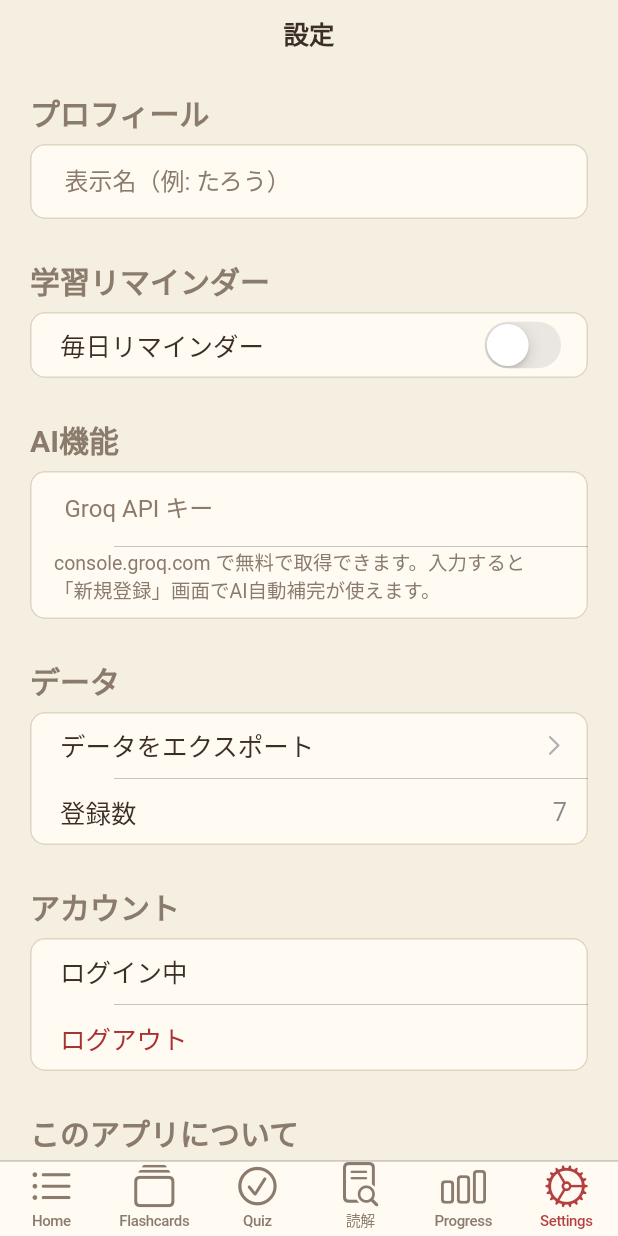
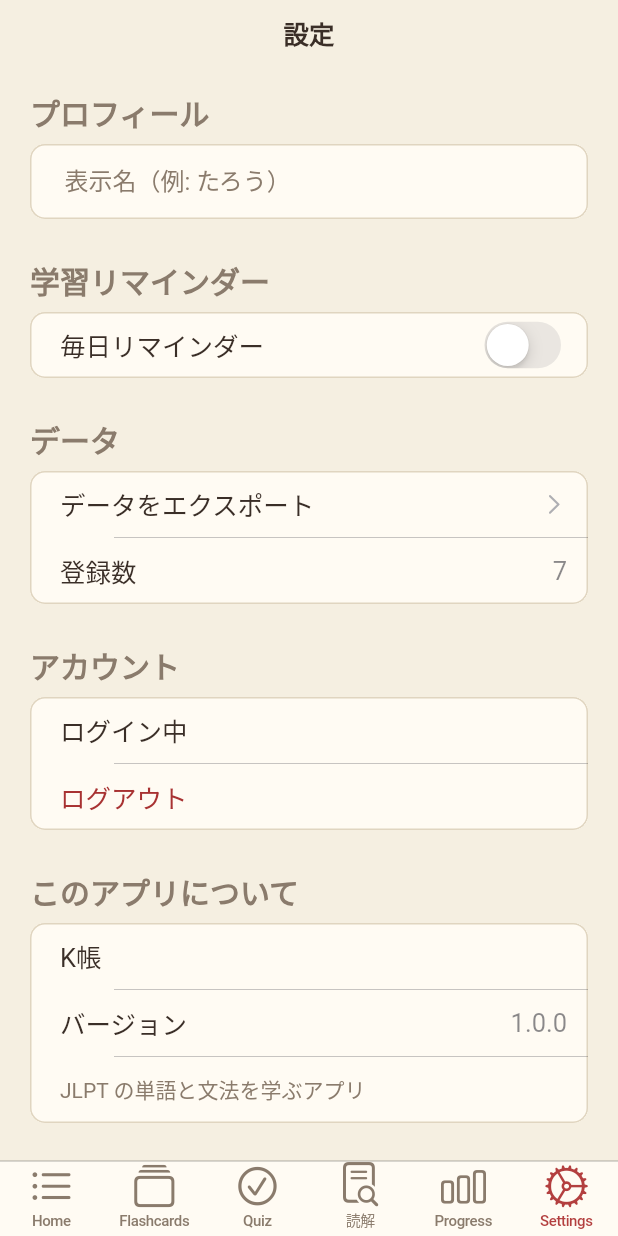
Before and after one commit to kd1453467-debug/kcho, a Flutter app: the screen it shows once a user with an empty profile is signed in, item 6 of the bottom bar chosen, on a phone screen of 412 x 824 dp. Run offline on Flutter 3.47's test engine with Material 3 defaults, Android fonts, the phone set to English and light mode, and no system bars; our stand-ins replace firebase_auth, firebase_core, flutter_local_notifications, flutter_timezone, hive, hive_flutter and 3 more; accounts and stored records are empty; statements that could not run were skipped.

Commit message:
Remove per-user Groq API key setting; always use the build-time key
The Settings screen's "AI機能" section (manual API key entry) is gone.
AI features now always use the key baked in via --dart-define at
build time (local dev) or the GitHub Actions secret (web deploy) — see
the updated README for both. Missing a build-time key now surfaces as
a clear "AI機能は現在利用できません" error instead of asking the user
to find and paste their own key.

Co-Authored-By: Claude Sonnet 5 <noreply@anthropic.com>

```diff
--- a/lib/screens/settings_screen.dart
+++ b/lib/screens/settings_screen.dart
@@ -22,9 +22,7 @@ class SettingsScreen extends StatefulWidget {
 class _SettingsScreenState extends State<SettingsScreen> {
   final _settingsStore = SettingsStore();
   final _nameController = TextEditingController();
-  final _groqKeyController = TextEditingController();
   Timer? _nameSaveTimer;
-  Timer? _groqKeySaveTimer;
 
   bool _loading = true;
   String _displayName = '';
@@ -42,7 +40,6 @@ class _SettingsScreenState extends State<SettingsScreen> {
     final name = await _settingsStore.getDisplayName();
     final enabled = await _settingsStore.getReminderEnabled();
     final (hour, minute) = await _settingsStore.getReminderTime();
-    final groqKey = await _settingsStore.getStoredGroqApiKey();
     if (!mounted) return;
     setState(() {
       _displayName = name;
@@ -50,7 +47,6 @@ class _SettingsScreenState extends State<SettingsScreen> {
       _reminderEnabled = enabled;
       _reminderHour = hour;
       _reminderMinute = minute;
-      _groqKeyController.text = groqKey;
       _loading = false;
     });
   }
@@ -58,9 +54,7 @@ class _SettingsScreenState extends State<SettingsScreen> {
   @override
   void dispose() {
     _nameSaveTimer?.cancel();
-    _groqKeySaveTimer?.cancel();
     _nameController.dispose();
-    _groqKeyController.dispose();
     super.dispose();
   }
 
@@ -69,13 +63,6 @@ class _SettingsScreenState extends State<SettingsScreen> {
     _nameSaveTimer?.cancel();
     _nameSaveTimer = Timer(const Duration(milliseconds: 500), () {
       _settingsStore.setDisplayName(value.trim());
-    });
-  }
-
-  void _onGroqKeyChanged(String value) {
-    _groqKeySaveTimer?.cancel();
-    _groqKeySaveTimer = Timer(const Duration(milliseconds: 500), () {
-      _settingsStore.setGroqApiKey(value.trim());
     });
   }
 
@@ -215,30 +202,6 @@ class _SettingsScreenState extends State<SettingsScreen> {
                     ],
                   ),
                   _SettingsSection(
-                    header: 'AI機能',
-                    children: [
-                      Padding(
-                        padding: const EdgeInsets.symmetric(horizontal: 16, vertical: 6),
-                        child: CupertinoTextField(
-                          controller: _groqKeyController,
-                          onChanged: _onGroqKeyChanged,
-                          placeholder: 'Groq API キー',
-                          obscureText: true,
-                          decoration: const BoxDecoration(),
-                          style: const TextStyle(color: AppColors.inkPrimary, fontSize: 16),
-                          placeholderStyle: const TextStyle(color: AppColors.inkSecondary),
-                        ),
-                      ),
-                      const Padding(
-                        padding: EdgeInsets.fromLTRB(16, 0, 16, 10),
-                        child: Text(
-                          'console.groq.com で無料で取得できます。入力すると「新規登録」画面でAI自動補完が使えます。',
-                          style: TextStyle(color: AppColors.inkSecondary, fontSize: 13),
-                        ),
-                      ),
-                    ],
-                  ),
-                  _SettingsSection(
                     header: 'データ',
                     children: [
                       CupertinoListTile(
```
Also changed, not shown: lib/screens/add_entry_screen.dart (+1 -10 lines), lib/screens/reading_screen.dart (+1 -9 lines), lib/services/groq_service.dart (+22 -15 lines), lib/services/settings_store.dart (+1 -30 lines), 1 other file.
